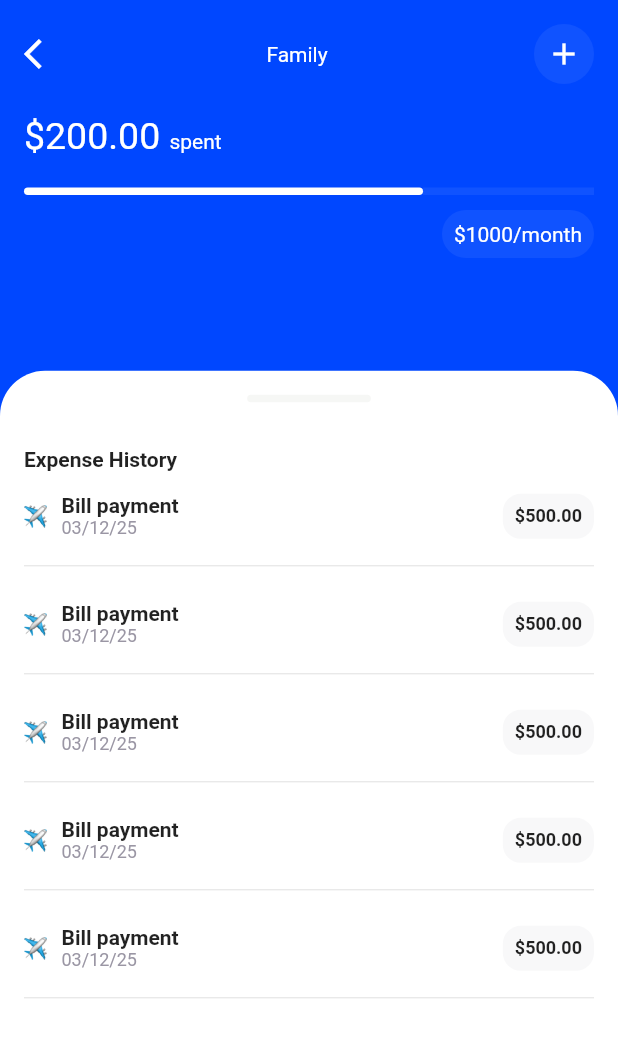
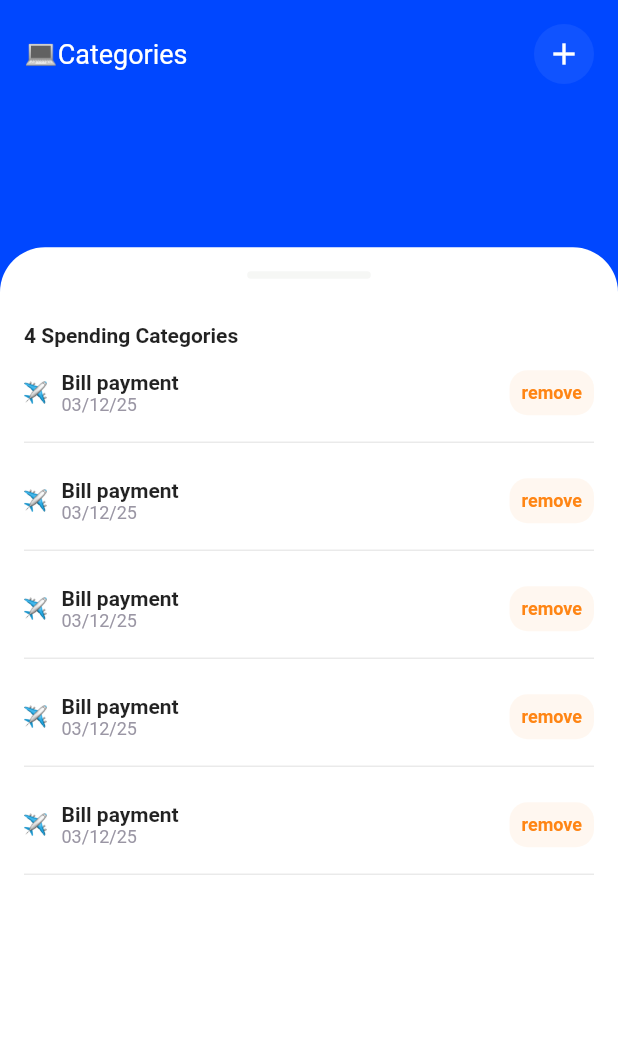
Before and after one commit to codes-untold/xafe, a Flutter app: the screen it shows after launch, on a phone screen of 412 x 824 dp. Shown: the top 1037 px of the screen. Run offline on Flutter 3.47's test engine with Material 2 defaults, Android fonts, the phone set to English and light mode, and no system bars.

Commit message:
ui\category_screen

```diff
--- a/lib/constants/app_constants.dart
+++ b/lib/constants/app_constants.dart
@@ -11,7 +11,7 @@ const Color appGrey = Color(0xff9a96a4);
 const Color offWhite = Color(0xfff8f8f9);
 const Color textGrey = Color(0xff757886);
 const Color altGrey = Color(0xff757866);
-
+const Color appGold = Color(0xffff8514);
 final allProviders = <SingleChildWidget>[
   ChangeNotifierProvider(create: (_) => AuthViewModel()),
 ];
--- a/lib/main.dart
+++ b/lib/main.dart
@@ -1,6 +1,7 @@
 import 'package:flutter/material.dart';
 import 'package:provider/provider.dart';
 import 'package:xafe/constants/app_constants.dart';
+import 'package:xafe/views/screens/category_screen.dart';
 import 'package:xafe/views/screens/expense_history.dart';
 import 'package:xafe/views/screens/home_screen.dart';
 import 'package:xafe/views/screens/navigation_screen.dart';
@@ -11,6 +12,6 @@ import 'package:xafe/views/screens/splash_screen.dart';
 void main() {
   runApp(MultiProvider(
     providers: allProviders,
-    child: const MaterialApp(home: ExpenseHistory()),
+    child: const MaterialApp(home: CategoryScreen()),
   ));
 }
--- /dev/null
+++ b/lib/views/screens/category_screen.dart
@@ -0,0 +1,143 @@
+import 'package:flutter/material.dart';
+
+import '../../constants/app_constants.dart';
+import '../widgets/custom_text.dart';
+
+class CategoryScreen extends StatelessWidget {
+  const CategoryScreen({Key? key}) : super(key: key);
+
+  @override
+  Widget build(BuildContext context) {
+    Size size = MediaQuery.of(context).size;
+    return Scaffold(
+        backgroundColor: appBlue,
+        body: SafeArea(
+            child: Column(
+          children: [
+            Flexible(
+              flex: 2,
+              child: Container(
+                padding: const EdgeInsets.all(16),
+                child: Column(
+                  crossAxisAlignment: CrossAxisAlignment.start,
+                  children: [
+                    Row(
+                      mainAxisAlignment: MainAxisAlignment.spaceBetween,
+                      children: [
+                        CustomText.regular("💻Categories",
+                            color: appWhite, fontSize: 18),
+                        const CircleAvatar(
+                          backgroundColor: Color(0x10ffffff),
+                          child: Icon(
+                            Icons.add,
+                            color: appWhite,
+                          ),
+                        )
+                      ],
+                    ),
+                    const SizedBox(
+                      height: 20,
+                    ),
+                  ],
+                ),
+              ),
+            ),
+            Flexible(
+              flex: 8,
+              child: Container(
+                width: double.infinity,
+                padding: const EdgeInsets.all(16),
+                child: Column(
+                  crossAxisAlignment: CrossAxisAlignment.start,
+                  children: [
+                    Center(
+                      child: Container(
+                        width: size.width * 0.2,
+                        height: 5,
+                        decoration: BoxDecoration(
+                            color: const Color(0x10757866),
+                            borderRadius: BorderRadius.circular(12)),
+                      ),
+                    ),
+                    const SizedBox(
+                      height: 30,
+                    ),
+                    CustomText.medium("4 Spending Categories"),
+                    const SizedBox(
+                      height: 15,
+                    ),
+                    Expanded(
+                      child: ListView.builder(
+                        itemBuilder: ((context, index) => Padding(
+                              padding: const EdgeInsets.only(bottom: 16),
+                              child: Column(
+                                children: [
+                                  Row(
+                                    crossAxisAlignment:
+                                        CrossAxisAlignment.start,
+                                    mainAxisAlignment:
+                                        MainAxisAlignment.spaceBetween,
+                                    children: [
+                                      Row(
+                                        crossAxisAlignment:
+                                            CrossAxisAlignment.start,
+                                        children: [
+                                          Row(
+                                            children: [
+                                              Image.asset(
+                                                "assets/images/category_img2.png",
+                                                width: 15,
+                                              ),
+                                              const SizedBox(
+                                                width: 10,
+                                              ),
+                                              Column(
+                                                crossAxisAlignment:
+                                                    CrossAxisAlignment.start,
+                                                children: [
+                                                  CustomText.medium(
+                                                      "Bill payment"),
+                                                  CustomText.regular("03/12/25",
+                                                      color: appGrey,
+                                                      fontSize: 12),
+                                                ],
+                                              )
+                                            ],
+                                          )
+                                        ],
+                                      ),
+                                      Container(
+                                          padding: const EdgeInsets.all(8),
+                                          decoration: BoxDecoration(
+                                              color: const Color(0x10ff8514),
+                                              borderRadius:
+                                                  BorderRadius.circular(12)),
+                                          child: CustomText.medium("remove",
+                                              fontSize: 12, color: appGold))
+                                    ],
+                                  ),
+                                  const SizedBox(
+                                    height: 10,
+                                  ),
+                                  const Divider()
+                                ],
+                              ),
+                            )),
+                        itemCount: 5,
+                        shrinkWrap: true,
+                      ),
+                    )
+                  ],
+                ),
+                decoration: const BoxDecoration(
+                    color: appWhite,
+                    borderRadius: BorderRadius.only(
+                      topLeft: Radius.circular(30),
+                      topRight: Radius.circular(30),
+                    )),
+              ),
+            )
+          ],
+        )));
+  }
+}
```
